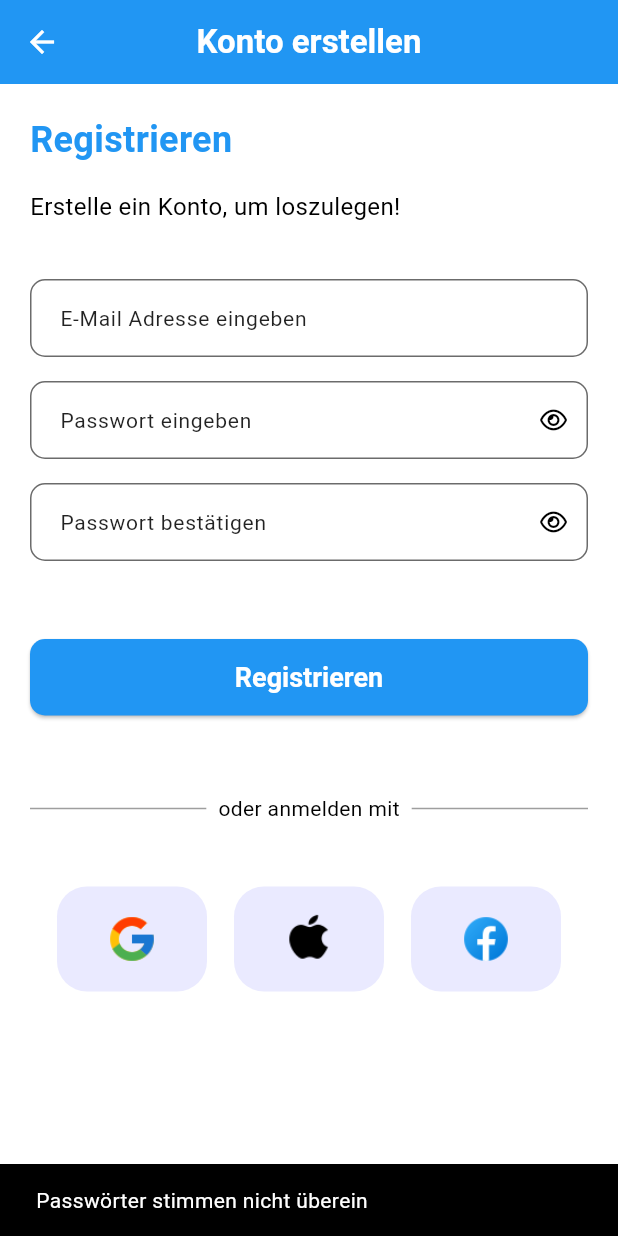
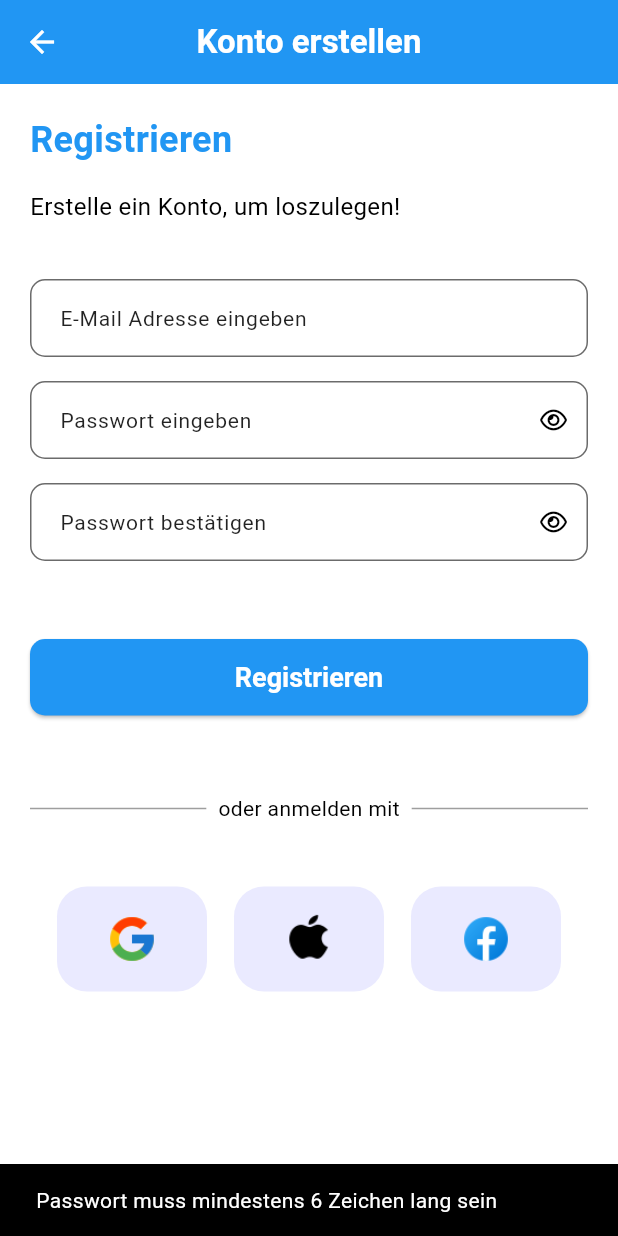
Before and after one commit to Salih-Erkan/fartenbuch, a Flutter app: the CreateAccountScreen screen opened directly, after a tap on "Registrieren", on a phone screen of 412 x 824 dp. Run offline on Flutter 3.47's test engine with Material 3 defaults, Android fonts, the phone set to English and light mode, and no system bars; our stand-ins replace flutter_dotenv, font_awesome_flutter, google_maps_flutter, lottie, supabase_flutter; accounts and stored records are empty.

Commit message:
Implement user registration with Supabase; update CreateAccountScreen and guest info UI

```diff
--- a/lib/src/features/auth/presentation/create_screen.dart
+++ b/lib/src/features/auth/presentation/create_screen.dart
@@ -3,6 +3,7 @@ import 'package:fartenbuch/src/features/auth/presentation/login_screen.dart';
 import 'package:fartenbuch/src/features/auth/presentation/verification_screen_acount.dart';
 import 'package:flutter/material.dart';
 import 'package:font_awesome_flutter/font_awesome_flutter.dart';
+import 'package:supabase_flutter/supabase_flutter.dart';
 
 class CreateAccountScreen extends StatefulWidget {
   const CreateAccountScreen({super.key});
@@ -15,14 +16,59 @@ class _CreateAccountScreenState extends State<CreateAccountScreen> {
   bool _passwordVisible1 = false;
   bool _passwordVisible2 = false;
 
+  final TextEditingController _emailController = TextEditingController();
   final TextEditingController _passwordController = TextEditingController();
   final TextEditingController _confirmController = TextEditingController();
 
   @override
   void dispose() {
+    _emailController.dispose();
     _passwordController.dispose();
     _confirmController.dispose();
     super.dispose();
+  }
+
+  Future<void> _register() async {
+    final email = _emailController.text.trim();
+    final pass1 = _passwordController.text;
+    final pass2 = _confirmController.text;
+
+    if (pass1 != pass2) {
+      ScaffoldMessenger.of(context).showSnackBar(
+        const SnackBar(content: Text("Passwörter stimmen nicht überein")),
+      );
+      return;
+    }
+
+    if (pass1.length < 6) {
+      ScaffoldMessenger.of(context).showSnackBar(
+        const SnackBar(
+          content: Text("Passwort muss mindestens 6 Zeichen lang sein"),
+        ),
+      );
+      return;
+    }
+
+    try {
+      final response = await Supabase.instance.client.auth.signUp(
+        email: email,
+        password: pass1,
+      );
+
+      if (response.user != null) {
+        ScaffoldMessenger.of(context).showSnackBar(
+          const SnackBar(content: Text("Bestätigungs-E-Mail wurde gesendet")),
+        );
+        Navigator.pushReplacement(
+          context,
+          MaterialPageRoute(builder: (_) => const VerificationScreenAccount()),
+        );
+      }
+    } catch (e) {
+      ScaffoldMessenger.of(
+        context,
+      ).showSnackBar(SnackBar(content: Text("Fehler: ${e.toString()}")));
+    }
   }
 
   @override
@@ -69,6 +115,7 @@ class _CreateAccountScreenState extends State<CreateAccountScreen> {
 
                     // E-Mail
                     TextField(
+                      controller: _emailController,
                       decoration: const InputDecoration(
                         labelText: 'E-Mail Adresse eingeben',
                         hintText: 'E-Mail Adresse',
@@ -125,33 +172,7 @@ class _CreateAccountScreenState extends State<CreateAccountScreen> {
                     SizedBox(
                       width: double.infinity,
                       child: ElevatedButton(
-                        onPressed: () {
-                          final pass1 = _passwordController.text;
-                          final pass2 = _confirmController.text;
-                          if (pass1 == pass2 && pass1.length >= 6) {
-                            ScaffoldMessenger.of(context).showSnackBar(
-                              const SnackBar(
-                                content: Text("Registrierung erfolgreich"),
-                              ),
-                            );
-                            Navigator.push(
-                              context,
-                              MaterialPageRoute(
-                                builder:
-                                    (context) =>
-                                        const VerificationScreenAccount(),
-                              ),
-                            );
-                          } else {
-                            ScaffoldMessenger.of(context).showSnackBar(
-                              const SnackBar(
-                                content: Text(
-                                  "Passwörter stimmen nicht überein",
-                                ),
-                              ),
-                            );
-                          }
-                        },
+                        onPressed: _register,
                         child: const Text('Registrieren'),
                       ),
                     ),
@@ -170,13 +191,13 @@ class _CreateAccountScreenState extends State<CreateAccountScreen> {
 
                     const SizedBox(height: 10),
                     const SocialSignupRow(),
-                    Spacer(),
+                    const Spacer(),
                     Padding(
                       padding: const EdgeInsets.only(bottom: 32),
                       child: Row(
                         mainAxisAlignment: MainAxisAlignment.center,
                         children: [
-                          const Text("Du hast noch kein Konto? "),
+                          const Text("Du hast bereits ein Konto? "),
                           TextButton(
                             onPressed: () {
                               Navigator.pushReplacement(
@@ -234,7 +255,7 @@ class SocialIconButton extends StatelessWidget {
       width: 100,
       height: 70,
       decoration: BoxDecoration(
-        color: const Color(0xFFEAEAFF), // helles Violett/Blau
+        color: const Color(0xFFEAEAFF),
         borderRadius: BorderRadius.circular(20),
       ),
       child: IconButton(
--- a/pubspec.yaml
+++ b/pubspec.yaml
@@ -30,7 +30,7 @@ icons_launcher:
     android:
       enable: true
       adaptive_background_color: "#2196F3"
-      adaptive_foreground_image: "assets/icons/icon_foreground.png"
+      adaptive_foreground_image: "assets/icons/app_icon.png"
     ios:
       enable: true
       image_path: "assets/icons/app_icon.png"
```
Also changed, not shown: lib/src/features/auth/presentation/widget/guest_info_sheet.dart (+15 -4 lines), 6 other files.
